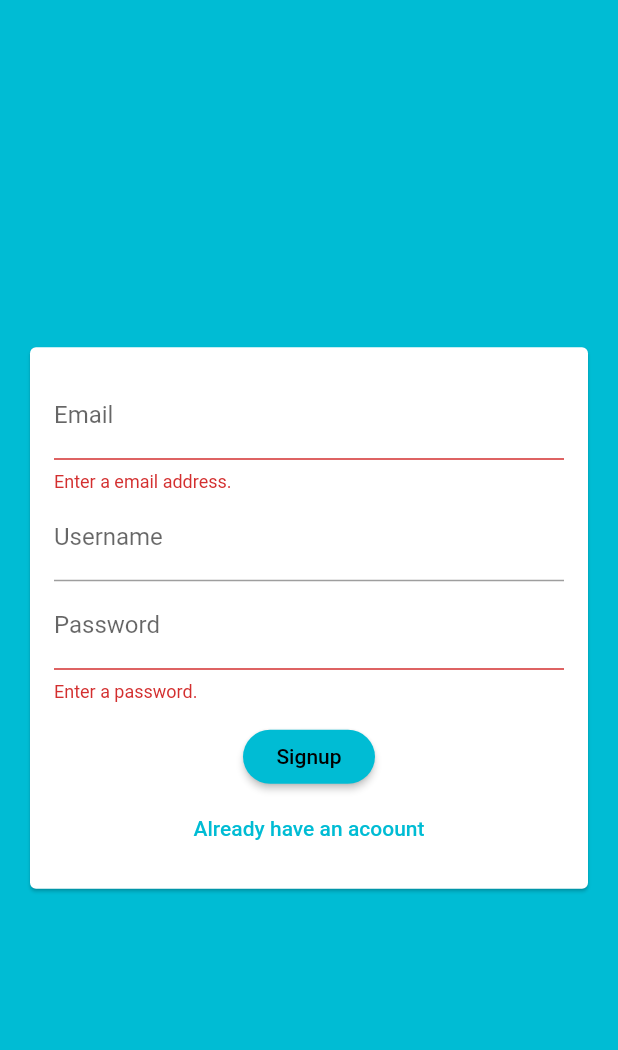
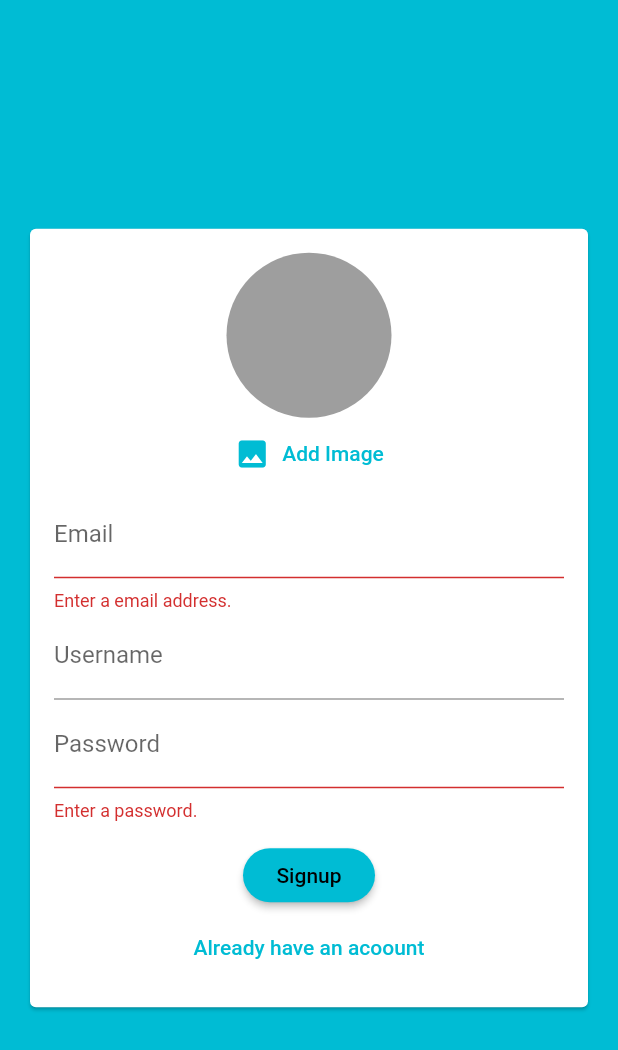
Before and after one commit to SharfarazMahmood/Postman, a Flutter app: the screen it shows after launch, after a tap on "Login", after a tap on "Create new account", on a phone screen of 412 x 824 dp. Shown: the top 1050 px of the screen. Run offline on Flutter 3.47's test engine with Material 2 defaults, Android fonts, the phone set to English and light mode, and no system bars; our stand-ins replace cloud_firestore, firebase_auth, image_picker; accounts and stored records are empty.

Commit message:
Own messages are now shown in the right side of the screen, Image picker added in the Singup screen(not uploaded to server yet.)

```diff
--- a/lib/widgets/auth/auth_form.dart
+++ b/lib/widgets/auth/auth_form.dart
@@ -1,4 +1,5 @@
 import 'package:flutter/material.dart';
+import 'package:postman/widgets/picker/user_image_picker.dart';
 
 class Authform extends StatefulWidget {
   final bool isLoading;
@@ -56,6 +57,7 @@ class _AuthformState extends State<Authform> {
               child: Column(
                 mainAxisSize: MainAxisSize.min,
                 children: <Widget>[
+                  if (!_isLogin) UserImagePicker(),
                   TextFormField(
                     key: const ValueKey('email'),
                     validator: (value) {
--- /dev/null
+++ b/lib/widgets/picker/user_image_picker.dart
@@ -0,0 +1,74 @@
+import 'dart:io';
+import 'package:flutter/material.dart';
+import 'package:image_picker/image_picker.dart';
+
+class UserImagePicker extends StatefulWidget {
+  @override
+  _UserImagePickerState createState() => _UserImagePickerState();
+}
+
+class _UserImagePickerState extends State<UserImagePicker> {
+  File _pickedImage;
+
+  void _pickImage() async {
+    // ImagePicker.pickImage();
+    // final ImageSource source = await _selectOption();
+    final picker = ImagePicker();
+    final pickedImage = await picker.getImage(source: ImageSource.gallery);
+    final pickedImageFile = File(pickedImage.path);
+
+    setState(() {
+      _pickedImage = pickedImageFile;
+    });
+  }
+
+  // Future<ImageSource> _selectOption() async {
+  //   ImageSource selectedOption;
+  //    await showDialog(
+  //     context: context,
+  //     builder: (ctx) => AlertDialog(
+  //       title: const Text('Pick Image From'),
+  //       actions: <Widget>[
+  //         TextButton(
+  //           child: const Text('Gallery'),
+  //           onPressed: () {
+  //             selectedOption = ImageSource.gallery;
+  //           },
+  //         ),
+  //         TextButton(
+  //           child: const Text('Camera'),
+  //           onPressed: () {
+  //             selectedOption = ImageSource.camera;
+  //           },
+  //         )
+  //       ],
+  //     ),
+  //   );
+  //
+  //   return selectedOption;
+  // }
+
+  @override
+  Widget build(BuildContext context) {
+    return Column(
+      children: <Widget>[
+        CircleAvatar(
+          radius: 55,
+          backgroundColor: Colors.grey,
+          backgroundImage:
+              _pickedImage != null ? FileImage(_pickedImage) : null,
+        ),
+        TextButton.icon(
+          onPressed: _pickImage,
+          icon: const Icon(Icons.image),
+          label: Text(
+            'Add Image',
+            style: TextStyle(
+              color: Theme.of(context).primaryColor,
+            ),
+          ),
+        ),
+      ],
+    );
+  }
+}
--- a/pubspec.yaml
+++ b/pubspec.yaml
@@ -36,6 +36,7 @@ dependencies:
   cupertino_icons: ^1.0.2
   cloud_firestore: ^0.13.5
   firebase_auth: ^0.16.1
+  image_picker: ^0.6.5+3
 
 dev_dependencies:
   flutter_test:
```
Also changed, not shown: lib/widgets/chat/message_bubble.dart (added, +66 -0 lines), lib/widgets/chat/messages.dart (+26 -3 lines), lib/widgets/chat/new_message.dart (+8 -2 lines), pubspec.lock, 1 other file.
